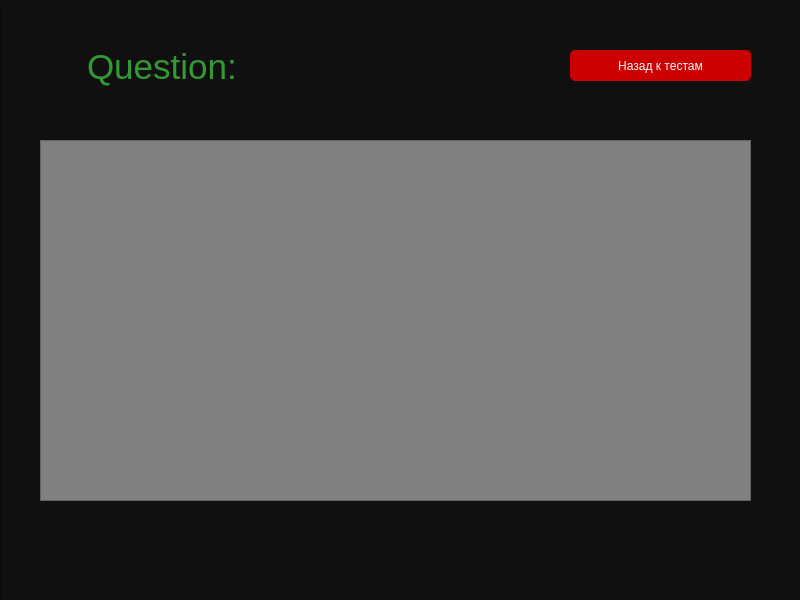
This is TestGuru.ui in KebabJoy/TestGuru-COURSE_WORK- as Qt 5 draws it before an edit. The edited form follows.
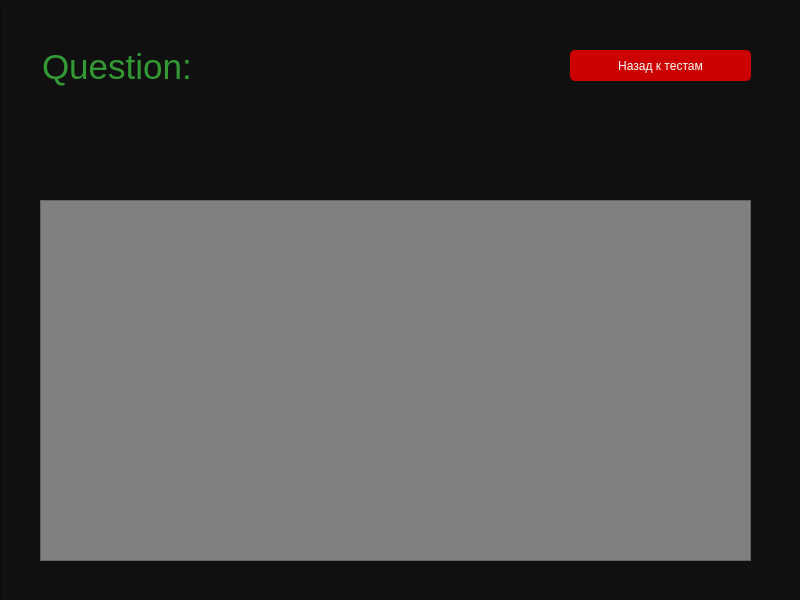
This is the edited form. The open tabs and pages were chosen to show the change.

What changed in the file:
```diff
--- a/TestGuru.ui
+++ b/TestGuru.ui
@@ -511,7 +511,7 @@
        <property name="geometry">
         <rect>
          <x>40</x>
-         <y>140</y>
+         <y>200</y>
          <width>711</width>
          <height>361</height>
         </rect>
@@ -555,22 +555,38 @@
         <string>Назад к тестам</string>
        </property>
       </widget>
-      <widget class="QWidget" name="layoutWidget">
+      <widget class="QLabel" name="question_body">
        <property name="geometry">
         <rect>
-         <x>41</x>
-         <y>41</y>
-         <width>461</width>
-         <height>51</height>
+         <x>40</x>
+         <y>110</y>
+         <width>711</width>
+         <height>71</height>
         </rect>
        </property>
-       <layout class="QHBoxLayout" name="horizontalLayout">
-        <item>
+       <property name="styleSheet">
+        <string notr="true">text-align: center;
+color: #393;
+margin: 0 auto;
+font-size: 35px;
+font-family: 'Droid Sans';</string>
+       </property>
+       <property name="text">
+        <string/>
+       </property>
+      </widget>
          <widget class="QLabel" name="ans_title">
+       <property name="geometry">
+        <rect>
+         <x>42</x>
+         <y>42</y>
+         <width>181</width>
+         <height>49</height>
+        </rect>
+       </property>
           <property name="styleSheet">
-           <string notr="true">text-align: center;
+        <string notr="true">text-align: left;
 color: #393;
-margin: 0 auto;
 font-size: 35px;
 font-family: 'Droid Sans';</string>
           </property>
@@ -578,9 +594,15 @@
            <string>Question:</string>
           </property>
          </widget>
-        </item>
-        <item>
          <widget class="QLabel" name="question_title">
+       <property name="geometry">
+        <rect>
+         <x>221</x>
+         <y>42</y>
+         <width>321</width>
+         <height>48</height>
+        </rect>
+       </property>
           <property name="styleSheet">
            <string notr="true">text-align: center;
 color: #393;
@@ -591,9 +613,6 @@
           <property name="text">
            <string/>
           </property>
-         </widget>
-        </item>
-       </layout>
       </widget>
      </widget>
     </widget>
```
Lines whose indentation alone changed are shown as unchanged.
